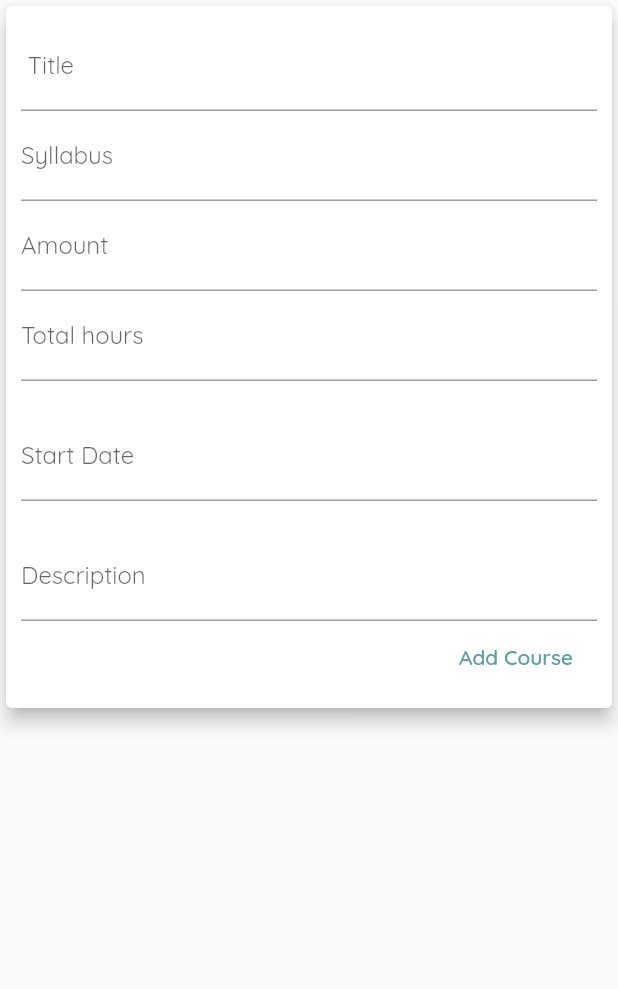
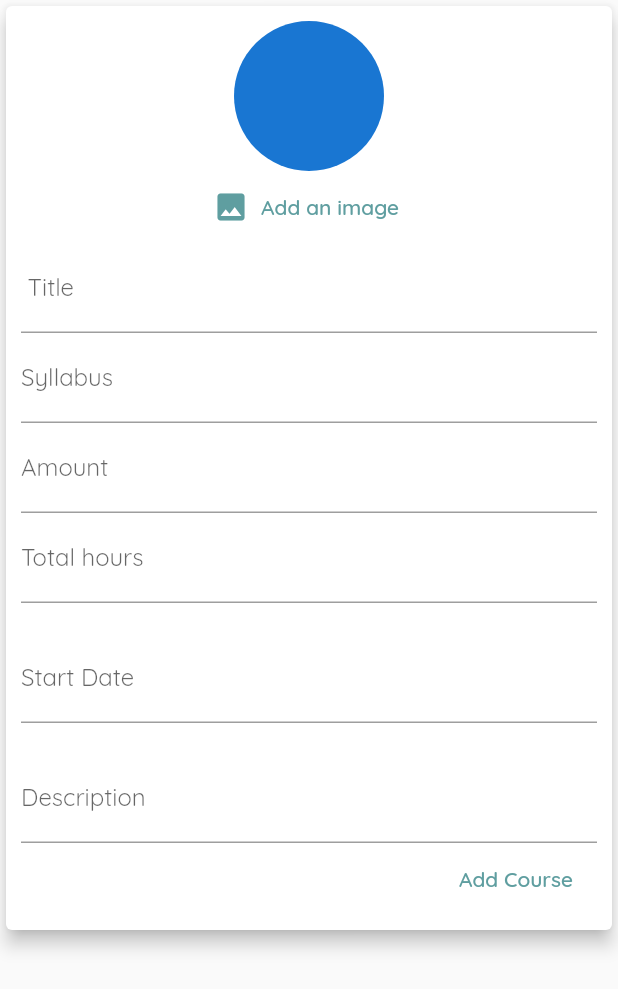
Before and after one commit to SaraMostafaa/Courses, a Flutter app: the NewCourse widget shown alone on an empty page, opened directly with empty values, after a tap on "Add Course", on a phone screen of 412 x 824 dp. Shown: the top 989 px of the screen. Run offline on Flutter 3.47's test engine with Material 2 defaults, Android fonts, the phone set to English and light mode, and no system bars; our stand-ins replace cloud_firestore, datetime_picker_formfield, dio, firebase_auth, firebase_core, firebase_storage and 4 more; accounts and stored records are empty; network calls fail.

Commit message:
course card

```diff
--- a/lib/screens/home.dart
+++ b/lib/screens/home.dart
@@ -86,7 +86,8 @@ class _HomeState extends State<Home> {
               totalHours: int.parse(doc["totalHours"].toString()),
               id: doc["id"],
               description: doc["description"],
-              instructorId: doc["instructorId"]),
+              instructorId: doc["instructorId"],
+              imageURl: doc["image"]),
         );
       });
       setState(() {
--- a/lib/widgets/courses/details.dart
+++ b/lib/widgets/courses/details.dart
@@ -90,10 +90,9 @@ class _DetailPageState extends State<DetailPage> {
         Container(
             padding: EdgeInsets.only(left: 10.0),
             height: MediaQuery.of(context).size.height * 0.5,
-            decoration: const BoxDecoration(
+            decoration: BoxDecoration(
               image: DecorationImage(
-                image: NetworkImage(
-                    "https://st2.depositphotos.com/1350793/8441/i/600/depositphotos_84416316-stock-photo-hand-pointing-to-online-course.jpg"),
+                image: NetworkImage(widget.course.imageURl!),
                 fit: BoxFit.cover,
               ),
             )),
--- a/lib/widgets/courses/new_course_form.dart
+++ b/lib/widgets/courses/new_course_form.dart
@@ -4,6 +4,7 @@ import 'dart:io';
 
 import 'package:cloud_firestore/cloud_firestore.dart';
 import 'package:courses/generated/l10n.dart';
+import 'package:courses/widgets/auth/upload_form.dart';
 import 'package:firebase_auth/firebase_auth.dart';
 import 'package:firebase_storage/firebase_storage.dart';
 import "package:flutter/material.dart";
@@ -31,17 +32,20 @@ class _NewCourseState extends State<NewCourse> {
   final amountController = TextEditingController();
   final startDateController = TextEditingController();
   final descriptionController = TextEditingController();
-  String? _courseImage =
+  String? _courseImageURL =
       "https://images.assetsdelivery.com/compings_v2/pavelstasevich/pavelstasevich1811/pavelstasevich181101028.jpg";
 
-  // void pickedImage(File image) {
-  //   var user = FirebaseAuth.instance.currentUser!;
-  //   final ref = FirebaseStorage.instance
-  //       .ref()
-  //       .child("course_image")
-  //       .child(user.uid + DateTime.now().toString() + '.jpg');
-  //   _courseImage = image;
-  // }
+  void pickedImage(File image) async {
+    var user = FirebaseAuth.instance.currentUser!;
+    final ref = FirebaseStorage.instance
+        .ref()
+        .child("course_image")
+        .child(user.uid + DateTime.now().toString() + '.jpg');
+    await ref.putFile(image);
+
+    final url = await ref.getDownloadURL();
+    _courseImageURL = url;
+  }
 
   void submitData() async {
     final enteredTitle = titleController.text;
@@ -55,7 +59,7 @@ class _NewCourseState extends State<NewCourse> {
         enteredTitle.isEmpty ||
         enteredAmount <= 0) return;
     widget.addNewCourse(enteredTitle, enteredTotalHours, enteredSyllbus,
-        enteredAmount, enteredDescription, _courseImage, startDate);
+        enteredAmount, enteredDescription, _courseImageURL, startDate);
     var user = FirebaseAuth.instance.currentUser!;
 
     FirebaseFirestore.instance.collection("courses").add({
@@ -66,8 +70,7 @@ class _NewCourseState extends State<NewCourse> {
       "amount": enteredAmount,
       "instructorId": user.uid,
       "id": user.uid + DateTime.now().toString(),
-      "image":
-          "https://st2.depositphotos.com/1350793/8441/i/600/depositphotos_84416316-stock-photo-hand-pointing-to-online-course.jpg",
+      "image": _courseImageURL,
       "description": enteredDescription,
     });
   }
@@ -94,6 +97,7 @@ class _NewCourseState extends State<NewCourse> {
           child: Column(
             crossAxisAlignment: CrossAxisAlignment.end,
             children: <Widget>[
+              UserImagePicker(pickedImage),
               TextField(
                 decoration: InputDecoration(labelText: S.of(context).title),
                 controller: titleController,
```
Also changed, not shown: lib/widgets/auth/upload_form.dart (+52 -7 lines), lib/widgets/courses/list_item.dart (+8 -8 lines).
